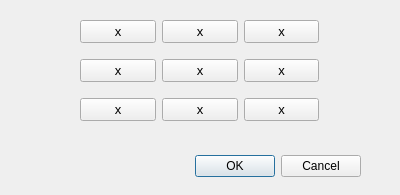
Qt form MVC/5-Moodle_Entregas/MVC_5/ventana_juego2.ui (AntoYepes/Informatica2-Bioingenieria_UdeA) before a commit.
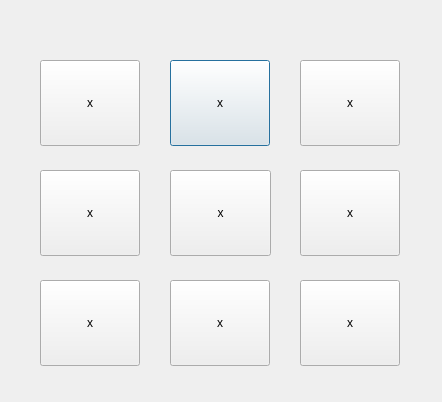
The same form after that commit. Icons and pictures are not drawn.

```diff
--- a/MVC/5-Moodle_Entregas/MVC_5/ventana_juego2.ui
+++ b/MVC/5-Moodle_Entregas/MVC_5/ventana_juego2.ui
@@ -6,148 +6,159 @@
    <rect>
     <x>0</x>
     <y>0</y>
-    <width>400</width>
-    <height>195</height>
+    <width>442</width>
+    <height>402</height>
    </rect>
   </property>
   <property name="windowTitle">
    <string>Dialog</string>
   </property>
-  <widget class="QDialogButtonBox" name="buttonBox">
+  <widget class="QPushButton" name="dos">
    <property name="geometry">
     <rect>
-     <x>20</x>
-     <y>150</y>
-     <width>341</width>
-     <height>32</height>
+     <x>170</x>
+     <y>60</y>
+     <width>100</width>
+     <height>86</height>
     </rect>
    </property>
-   <property name="orientation">
-    <enum>Qt::Horizontal</enum>
+   <property name="styleSheet">
+    <string notr="true">background-image: url(:/pregunta/pregunta.png);
+
+</string>
    </property>
-   <property name="standardButtons">
-    <set>QDialogButtonBox::Cancel|QDialogButtonBox::Ok</set>
+   <property name="text">
+    <string>x</string>
    </property>
   </widget>
-  <widget class="QWidget" name="gridLayoutWidget">
+  <widget class="QPushButton" name="cuatro">
    <property name="geometry">
     <rect>
-     <x>80</x>
-     <y>10</y>
-     <width>239</width>
-     <height>121</height>
+     <x>40</x>
+     <y>170</y>
+     <width>100</width>
+     <height>86</height>
     </rect>
    </property>
-   <layout class="QGridLayout" name="gridLayout">
-    <item row="0" column="1">
-     <widget class="QPushButton" name="dos">
-      <property name="font">
-       <font>
-        <pointsize>10</pointsize>
-       </font>
-      </property>
-      <property name="text">
-       <string>x</string>
-      </property>
-     </widget>
-    </item>
-    <item row="2" column="0">
-     <widget class="QPushButton" name="siete">
-      <property name="font">
-       <font>
-        <pointsize>10</pointsize>
-       </font>
-      </property>
-      <property name="text">
-       <string>x</string>
-      </property>
-     </widget>
-    </item>
-    <item row="1" column="2">
-     <widget class="QPushButton" name="seis">
-      <property name="font">
-       <font>
-        <pointsize>10</pointsize>
-       </font>
-      </property>
-      <property name="text">
-       <string>x</string>
-      </property>
-     </widget>
-    </item>
-    <item row="1" column="1">
-     <widget class="QPushButton" name="cinco">
-      <property name="font">
-       <font>
-        <pointsize>10</pointsize>
-       </font>
-      </property>
-      <property name="text">
-       <string>x</string>
-      </property>
-     </widget>
-    </item>
-    <item row="0" column="2">
-     <widget class="QPushButton" name="tres">
-      <property name="font">
-       <font>
-        <pointsize>10</pointsize>
-       </font>
-      </property>
-      <property name="text">
-       <string>x</string>
-      </property>
-     </widget>
-    </item>
-    <item row="2" column="1">
-     <widget class="QPushButton" name="ocho">
-      <property name="font">
-       <font>
-        <pointsize>10</pointsize>
-       </font>
-      </property>
-      <property name="text">
-       <string>x</string>
-      </property>
-     </widget>
-    </item>
-    <item row="1" column="0">
-     <widget class="QPushButton" name="cuatro">
-      <property name="font">
-       <font>
-        <pointsize>10</pointsize>
-       </font>
-      </property>
-      <property name="text">
-       <string>x</string>
-      </property>
-     </widget>
-    </item>
-    <item row="2" column="2">
-     <widget class="QPushButton" name="nueve">
-      <property name="font">
-       <font>
-        <pointsize>10</pointsize>
-       </font>
-      </property>
-      <property name="text">
-       <string>x</string>
-      </property>
-     </widget>
-    </item>
-    <item row="0" column="0">
-     <widget class="QPushButton" name="uno">
-      <property name="font">
-       <font>
-        <pointsize>10</pointsize>
-       </font>
-      </property>
-      <property name="text">
-       <string>x</string>
-      </property>
-     </widget>
-    </item>
-   </layout>
+   <property name="styleSheet">
+    <string notr="true">background-image: url(:/pregunta/pregunta.png);</string>
+   </property>
+   <property name="text">
+    <string>x</string>
+   </property>
+  </widget>
+  <widget class="QPushButton" name="tres">
+   <property name="geometry">
+    <rect>
+     <x>300</x>
+     <y>60</y>
+     <width>100</width>
+     <height>86</height>
+    </rect>
+   </property>
+   <property name="styleSheet">
+    <string notr="true">background-image: url(:/pregunta/pregunta.png);
+</string>
+   </property>
+   <property name="text">
+    <string>x</string>
+   </property>
+  </widget>
+  <widget class="QPushButton" name="uno">
+   <property name="geometry">
+    <rect>
+     <x>40</x>
+     <y>60</y>
+     <width>100</width>
+     <height>86</height>
+    </rect>
+   </property>
+   <property name="styleSheet">
+    <string notr="true">background-image: url(:/pregunta/pregunta.png);</string>
+   </property>
+   <property name="text">
+    <string>x</string>
+   </property>
+  </widget>
+  <widget class="QPushButton" name="cinco">
+   <property name="geometry">
+    <rect>
+     <x>170</x>
+     <y>170</y>
+     <width>101</width>
+     <height>86</height>
+    </rect>
+   </property>
+   <property name="styleSheet">
+    <string notr="true">background-image: url(:/pregunta/pregunta.png);</string>
+   </property>
+   <property name="text">
+    <string>x</string>
+   </property>
+  </widget>
+  <widget class="QPushButton" name="siete">
+   <property name="geometry">
+    <rect>
+     <x>40</x>
+     <y>280</y>
+     <width>100</width>
+     <height>86</height>
+    </rect>
+   </property>
+   <property name="styleSheet">
+    <string notr="true">background-image: url(:/pregunta/pregunta.png);</string>
+   </property>
+   <property name="text">
+    <string>x</string>
+   </property>
+  </widget>
+  <widget class="QPushButton" name="seis">
+   <property name="geometry">
+    <rect>
+     <x>300</x>
+     <y>170</y>
+     <width>100</width>
+     <height>86</height>
+    </rect>
+   </property>
+   <property name="styleSheet">
+    <string notr="true">background-image: url(:/pregunta/pregunta.png);</string>
+   </property>
+   <property name="text">
+    <string>x</string>
+   </property>
+  </widget>
+  <widget class="QPushButton" name="ocho">
+   <property name="geometry">
+    <rect>
+     <x>170</x>
+     <y>280</y>
+     <width>100</width>
+     <height>86</height>
+    </rect>
+   </property>
+   <property name="styleSheet">
+    <string notr="true">background-image: url(:/pregunta/pregunta.png);</string>
+   </property>
+   <property name="text">
+    <string>x</string>
+   </property>
+  </widget>
+  <widget class="QPushButton" name="nueve">
+   <property name="geometry">
+    <rect>
+     <x>300</x>
+     <y>280</y>
+     <width>100</width>
+     <height>86</height>
+    </rect>
+   </property>
+   <property name="styleSheet">
+    <string notr="true">background-image: url(:/pregunta/pregunta.png);</string>
+   </property>
+   <property name="text">
+    <string>x</string>
+   </property>
   </widget>
  </widget>
  <resources/>
```
Left out of the diff: 39 changed lines with no effect on the pictures.
